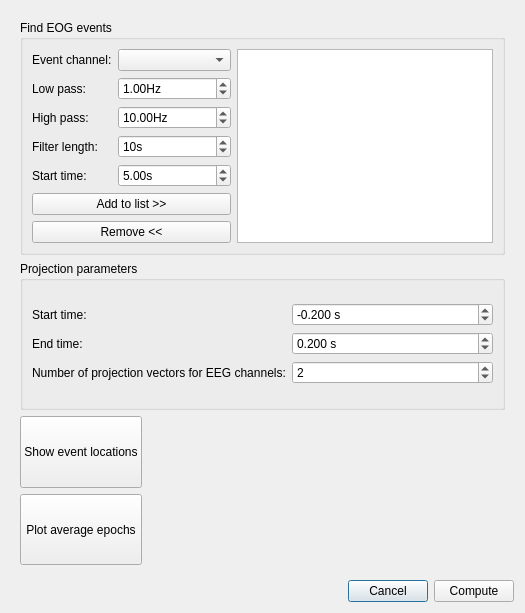
This is qt4Designer_ui_files/eegParametersDialogUi.ui in cibr-jyu/meggie as Qt 5 draws it before an edit. The edited form follows.
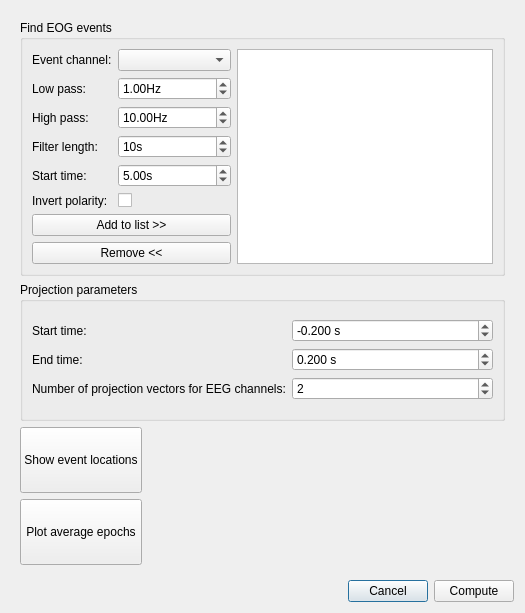
This is the edited form.

Commit message: Add polarity inversion feature to ocular projections dialog

Patch:
```diff
--- a/qt4Designer_ui_files/eegParametersDialogUi.ui
+++ b/qt4Designer_ui_files/eegParametersDialogUi.ui
@@ -65,7 +65,7 @@
         <x>0</x>
         <y>0</y>
         <width>507</width>
-        <height>556</height>
+        <height>554</height>
        </rect>
       </property>
       <layout class="QGridLayout" name="gridLayout_5">
@@ -359,6 +359,20 @@
                 </property>
                </widget>
               </item>
+              <item row="6" column="0">
+               <widget class="QLabel" name="labelInvertPolarity">
+                <property name="text">
+                 <string>Invert polarity:</string>
+                </property>
+               </widget>
+              </item>
+              <item row="6" column="1">
+               <widget class="QCheckBox" name="checkBoxInvertPolarity">
+                <property name="text">
+                 <string/>
+                </property>
+               </widget>
+              </item>
              </layout>
             </item>
            </layout>
```
The commit also changes 3 other files.
